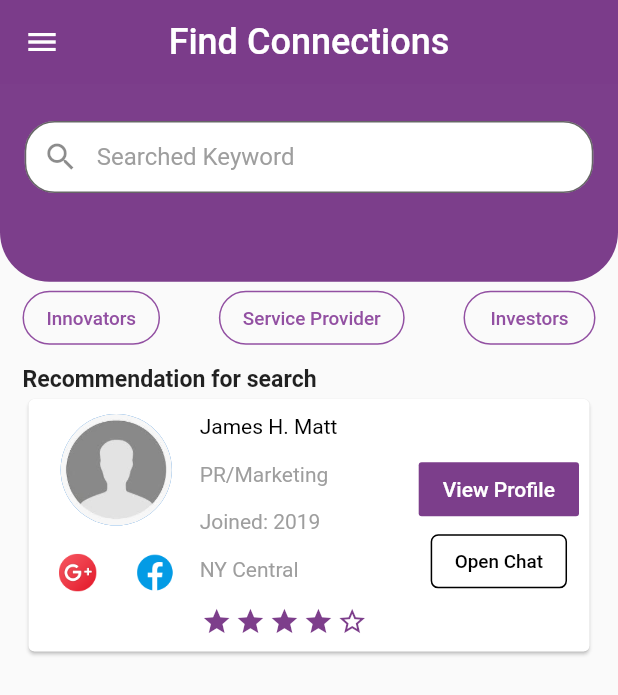
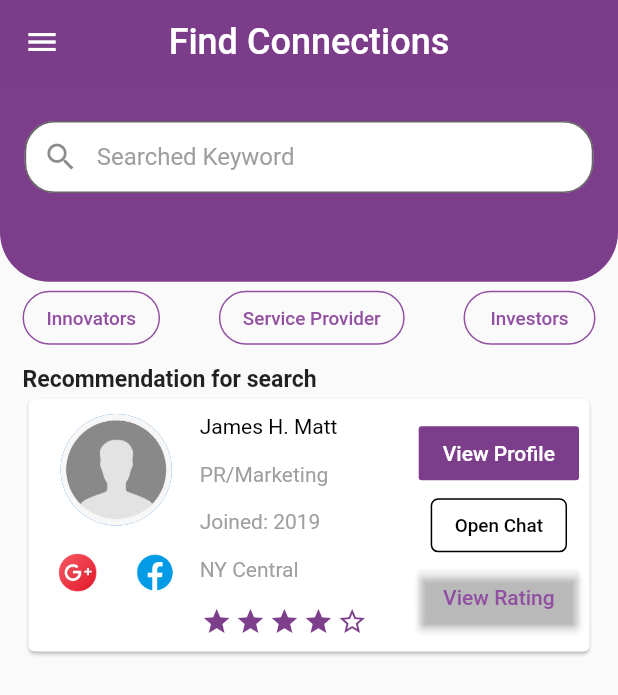
Before and after one commit to rahmanrezaee/onion, a Flutter app: the SearchTab screen opened directly, on a phone screen of 412 x 824 dp. Shown: the top 695 px of the screen. Run offline on Flutter 3.47's test engine with Material 2 defaults, Android fonts, the phone set to English and light mode, and no system bars; drawn by our look-alikes of flutter_rating_bar; our stand-ins replace auto_size_text, carousel_slider, dio, file_picker, firebase_auth, firebase_core and 14 more; missing offline and left inert: flutter_facebook_auth, google_place, number_display, syncfusion_flutter_core, syncfusion_flutter_maps; accounts and stored records are empty; network calls fail; project files that could hold a hidden picture were left out.

Commit message:
For Debugging

```diff
--- a/lib/pages/SearchTab/SearchTab.dart
+++ b/lib/pages/SearchTab/SearchTab.dart
@@ -190,6 +190,12 @@ class SearchTab extends StatelessWidget {
                               elevation: 0,
                               onPressed: () {},
                             ),
+                            RaisedButton(
+                              color: Colors.transparent,
+                              textColor: firstPurple,
+                              child: Text("View Rating"),
+                              onPressed: () {},
+                            )
                           ],
                         )
                       ],
```
